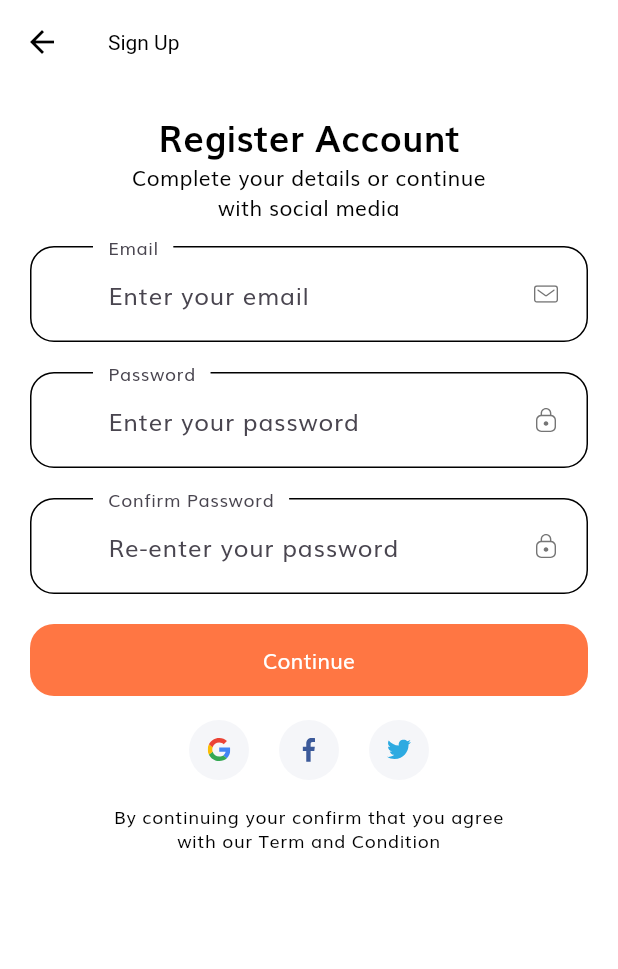
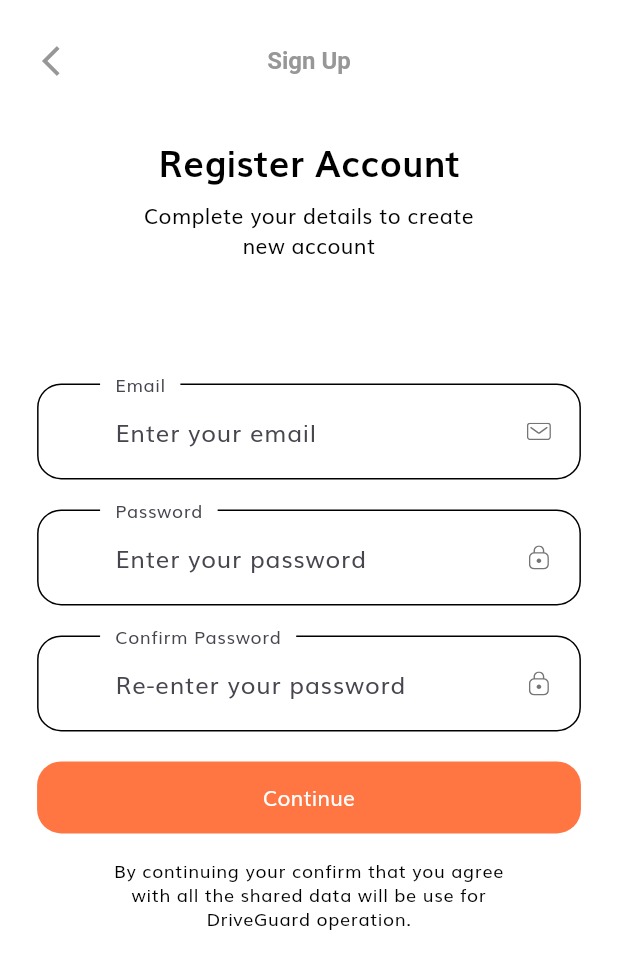
Before and after one commit to Abdhadi97/DriveGuard_FlutterMobileApplication, a Flutter app: the SignUpScreen screen opened by its route, on a phone screen of 412 x 824 dp. Shown: the top 969 px of the screen. Run offline on Flutter 3.47's test engine with Material 3 defaults, Android fonts, the phone set to English and light mode, and no system bars; our stand-ins replace cloud_firestore, firebase_auth, firebase_core, firebase_storage, flutter_svg, geolocator and 4 more; accounts and stored records are empty.

Commit message:
UI sign up page

```diff
--- a/lib/main.dart
+++ b/lib/main.dart
@@ -1,4 +1,3 @@
-// import 'package:drive_guard/components/splash_screen.dart';
 import 'package:drive_guard/screens/splash/splash_screen.dart';
 import 'package:drive_guard/theme.dart';
 import 'package:flutter/material.dart';
--- a/lib/screens/sign_up/sign_up_screen.dart
+++ b/lib/screens/sign_up/sign_up_screen.dart
@@ -4,53 +4,66 @@ import '../../components/socal_card.dart';
 import '../../constants.dart';
 import 'components/sign_up_form.dart';
 
-class SignUpScreen extends StatelessWidget {
+class SignUpScreen extends StatefulWidget {
   static String routeName = "/sign_up";
 
   const SignUpScreen({super.key});
+
+  @override
+  State<SignUpScreen> createState() => _SignUpScreenState();
+}
+
+class _SignUpScreenState extends State<SignUpScreen> {
   @override
   Widget build(BuildContext context) {
+    double screenWidth = MediaQuery.of(context).size.width;
+    double screenHeight = MediaQuery.of(context).size.height;
+
     return Scaffold(
       appBar: AppBar(
-        title: const Text("Sign Up"),
+        toolbarHeight: kToolbarHeight + screenHeight * 0.03,
+        title: const Text(
+          'Sign Up',
+          style: TextStyle(
+            fontSize: 16,
+            fontWeight: FontWeight.bold,
+            color: kSecondaryColor,
+          ),
+        ),
+        leading: GestureDetector(
+          onTap: () {
+            Navigator.pop(context);
+          },
+          child: const Icon(
+            Icons.arrow_back_ios,
+            color: kSecondaryColor,
+          ),
+        ),
+        leadingWidth: 80,
+        centerTitle: true,
       ),
       body: SafeArea(
         child: SizedBox(
           width: double.infinity,
           child: Padding(
-            padding: const EdgeInsets.symmetric(horizontal: 20),
+            padding: EdgeInsets.symmetric(horizontal: screenWidth * 0.06),
             child: SingleChildScrollView(
               child: Column(
                 children: [
-                  const SizedBox(height: 16),
+                  SizedBox(
+                    height: screenHeight * 0.01,
+                  ),
                   const Text("Register Account", style: headingStyle),
+                  SizedBox(height: screenHeight * 0.01),
                   const Text(
-                    "Complete your details or continue \nwith social media",
+                    "Complete your details to create \nnew account",
                     textAlign: TextAlign.center,
                   ),
-                  const SizedBox(height: 16),
+                  SizedBox(height: screenHeight * 0.1),
                   const SignUpForm(),
-                  const SizedBox(height: 16),
-                  Row(
-                    mainAxisAlignment: MainAxisAlignment.center,
-                    children: [
-                      SocalCard(
-                        icon: "assets/icons/google-icon.svg",
-                        press: () {},
-                      ),
-                      SocalCard(
-                        icon: "assets/icons/facebook-2.svg",
-                        press: () {},
-                      ),
-                      SocalCard(
-                        icon: "assets/icons/twitter.svg",
-                        press: () {},
-                      ),
-                    ],
-                  ),
-                  const SizedBox(height: 16),
+                  SizedBox(height: screenHeight * 0.02),
                   Text(
-                    'By continuing your confirm that you agree \nwith our Term and Condition',
+                    'By continuing your confirm that you agree \nwith all the shared data will be use for \nDriveGuard operation. ',
                     textAlign: TextAlign.center,
                     style: Theme.of(context).textTheme.bodySmall,
                   )
```
